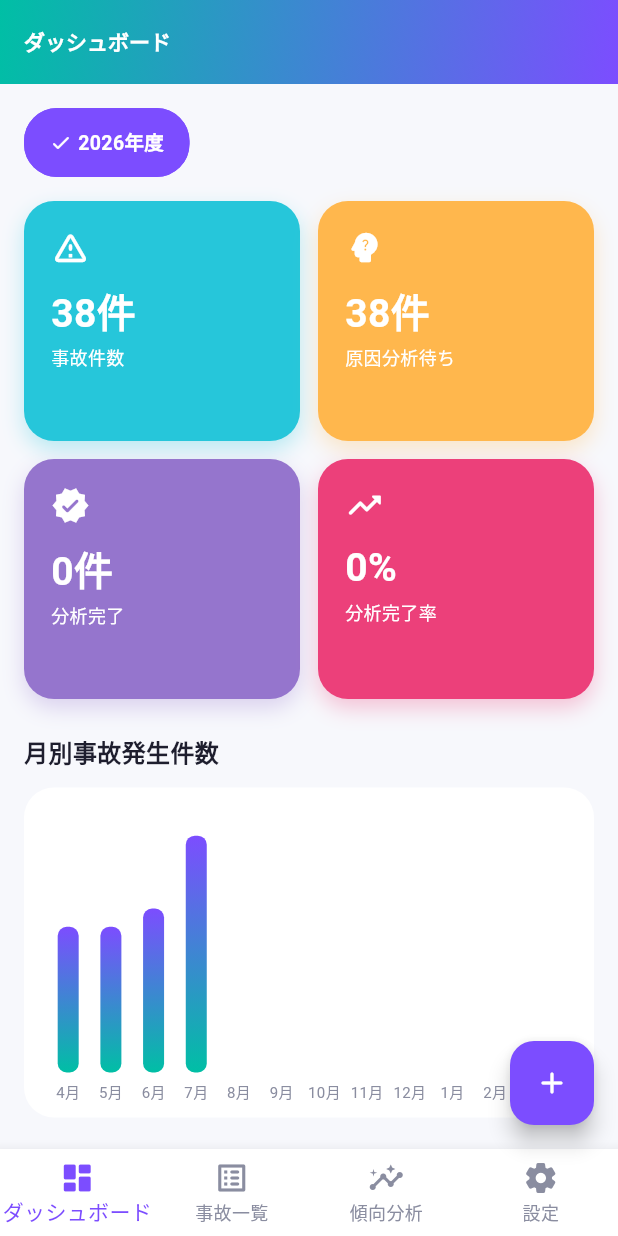
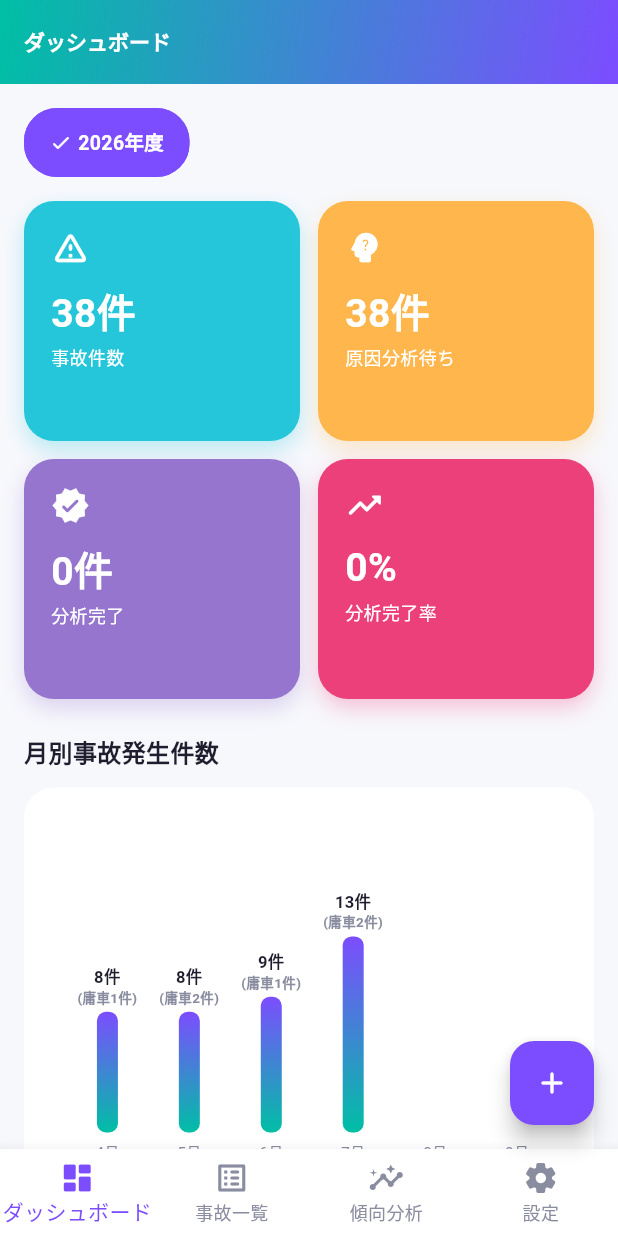
Before and after one commit to ke-suzuki-commits/accident-manager, a Flutter app: the screen it shows after launch, on a phone screen of 412 x 824 dp. Run offline on Flutter 3.47's test engine with Material 3 defaults, Android fonts, the phone set to English and light mode, and no system bars; drawn by our look-alikes of fl_chart; our stand-ins replace cloud_firestore, firebase_core, hive, hive_flutter, shared_preferences; accounts and stored records are empty.

Commit message:
ダッシュボードの月別事故発生件数グラフを常時ラベル表示に変更し庸車件数の内訳を追加
- タップ/クリック不要で全バーの上に件数を常時表示(fl_chartのshowingTooltipIndicatorsを使用)
- 件数のうち庸車事故件数を「N件(庸車M件)」の形式で内訳表示
- ラベルの重なりを防ぐため、グラフを横スクロール対応にし月ごとに十分な幅を確保
- 件数0の月はラベルを非表示にして見た目をすっきりさせる

```diff
--- a/lib/screens/dashboard_screen.dart
+++ b/lib/screens/dashboard_screen.dart
@@ -35,6 +35,9 @@ class _DashboardScreenState extends State<DashboardScreen> {
 
         final records = service.byFiscalYear(selectedYear);
         final monthly = service.monthlyCountByFiscalYear(selectedYear);
+        final charterMonthly =
+            service.charterVsOwnMonthlyComparison(selectedYear)[true] ??
+            const {};
         final uncompleted = service.uncompletedAnalysisCount(selectedYear);
         final analyzed = service.analyzedCount(selectedYear);
         final typeBreakdown = service.typeBreakdown(selectedYear);
@@ -62,7 +65,7 @@ class _DashboardScreenState extends State<DashboardScreen> {
                   const SizedBox(height: 24),
                   _sectionTitle('月別事故発生件数'),
                   const SizedBox(height: 12),
-                  _buildMonthlyChart(monthly),
+                  _buildMonthlyChart(monthly, charterMonthly),
                   const SizedBox(height: 24),
                   _sectionTitle('発生区分の内訳'),
                   const SizedBox(height: 12),
@@ -176,9 +179,7 @@ class _DashboardScreenState extends State<DashboardScreen> {
                     Text(
                       '$year年度',
                       style: TextStyle(
-                        color: selected
-                            ? Colors.white
-                            : AppColors.textPrimary,
+                        color: selected ? Colors.white : AppColors.textPrimary,
                         fontWeight: FontWeight.bold,
                         fontSize: 13,
                       ),
@@ -238,7 +239,15 @@ class _DashboardScreenState extends State<DashboardScreen> {
     );
   }
 
-  Widget _buildMonthlyChart(Map<int, int> monthly) {
+  // 月別事故発生件数の棒グラフ。
+  // ※以前はタップ/クリックしないと件数(ツールチップ)が表示されない仕様だった。
+  //   常時、件数と庸車件数の内訳を表示してほしいという要望に対応するため、
+  //   fl_chartのshowingTooltipIndicatorsを使い、タッチ操作なしで
+  //   全バーの上に常時ラベルを表示する方式に変更する。
+  Widget _buildMonthlyChart(
+    Map<int, int> monthly,
+    Map<int, int> charterMonthly,
+  ) {
     final months = monthly.keys.toList();
     final maxY =
         (monthly.values.isEmpty
@@ -246,17 +255,70 @@ class _DashboardScreenState extends State<DashboardScreen> {
                 : monthly.values.reduce((a, b) => a > b ? a : b))
             .toDouble();
 
+    // 1ヶ月あたりに確保する横幅。常時ラベル(件数＋庸車内訳)が隣月と
+    // 重ならないよう、バー幅より広めに固定スロット幅を確保する。
+    // 画面幅が狭い場合は横スクロールで全12ヶ月分を閲覧できるようにする。
+    const slotWidth = 58.0;
+
     return Container(
-      height: 220,
-      padding: const EdgeInsets.fromLTRB(8, 20, 16, 8),
+      height: 260,
+      padding: const EdgeInsets.fromLTRB(8, 40, 16, 8),
       decoration: BoxDecoration(
         color: Colors.white,
         borderRadius: BorderRadius.circular(20),
       ),
+      child: LayoutBuilder(
+        builder: (context, constraints) {
+          final chartWidth = constraints.maxWidth > slotWidth * months.length
+              ? constraints.maxWidth
+              : slotWidth * months.length;
+          return SingleChildScrollView(
+            scrollDirection: Axis.horizontal,
+            physics: const BouncingScrollPhysics(),
+            child: SizedBox(
+              width: chartWidth,
               child: BarChart(
                 BarChartData(
-          maxY: maxY < 4 ? 4 : maxY + 1,
-          barTouchData: BarTouchData(enabled: true),
+                  // 常時ラベル表示のため、上部に余白を多めに確保する。
+                  maxY: (maxY < 4 ? 4 : maxY + 1) * 1.35,
+                  // タップ操作は不要になったため無効化し、常時表示ラベルのみを使う。
+                  barTouchData: BarTouchData(
+                    enabled: false,
+                    handleBuiltInTouches: false,
+                    touchTooltipData: BarTouchTooltipData(
+                      getTooltipColor: (_) => Colors.transparent,
+                      tooltipPadding: EdgeInsets.zero,
+                      tooltipMargin: 4,
+                      fitInsideVertically: true,
+                      fitInsideHorizontally: true,
+                      getTooltipItem: (group, groupIndex, rod, rodIndex) {
+                        final month = months[groupIndex];
+                        final total = monthly[month] ?? 0;
+                        if (total == 0) return null;
+                        final charter = charterMonthly[month] ?? 0;
+                        return BarTooltipItem(
+                          '$total件',
+                          const TextStyle(
+                            fontSize: 11,
+                            fontWeight: FontWeight.bold,
+                            color: AppColors.textPrimary,
+                            height: 1.3,
+                          ),
+                          textAlign: TextAlign.center,
+                          children: [
+                            TextSpan(
+                              text: '\n(庸車$charter件)',
+                              style: const TextStyle(
+                                fontSize: 9,
+                                fontWeight: FontWeight.w600,
+                                color: AppColors.textSecondary,
+                              ),
+                            ),
+                          ],
+                        );
+                      },
+                    ),
+                  ),
                   titlesData: FlTitlesData(
                     leftTitles: const AxisTitles(
                       sideTitles: SideTitles(showTitles: false),
@@ -272,7 +334,8 @@ class _DashboardScreenState extends State<DashboardScreen> {
                         showTitles: true,
                         getTitlesWidget: (value, meta) {
                           final idx = value.toInt();
-                  if (idx < 0 || idx >= months.length) return const SizedBox();
+                          if (idx < 0 || idx >= months.length)
+                            return const SizedBox();
                           return Padding(
                             padding: const EdgeInsets.only(top: 6),
                             child: Text(
@@ -293,6 +356,10 @@ class _DashboardScreenState extends State<DashboardScreen> {
                     for (int i = 0; i < months.length; i++)
                       BarChartGroupData(
                         x: i,
+                        // 件数が0件の月はラベルを出さず、バーの見た目のみとする。
+                        showingTooltipIndicators: (monthly[months[i]] ?? 0) > 0
+                            ? [0]
+                            : [],
                         barRods: [
                           BarChartRodData(
                             toY: (monthly[months[i]] ?? 0).toDouble(),
@@ -300,7 +367,10 @@ class _DashboardScreenState extends State<DashboardScreen> {
                             width: 14,
                             borderRadius: BorderRadius.circular(6),
                             gradient: const LinearGradient(
-                      colors: [AppColors.gradientStart, AppColors.gradientEnd],
+                              colors: [
+                                AppColors.gradientStart,
+                                AppColors.gradientEnd,
+                              ],
                               begin: Alignment.bottomCenter,
                               end: Alignment.topCenter,
                             ),
@@ -309,6 +379,10 @@ class _DashboardScreenState extends State<DashboardScreen> {
                       ),
                   ],
                 ),
+              ),
+            ),
+          );
+        },
       ),
     );
   }
```
Lines whose indentation alone changed are shown as unchanged.
